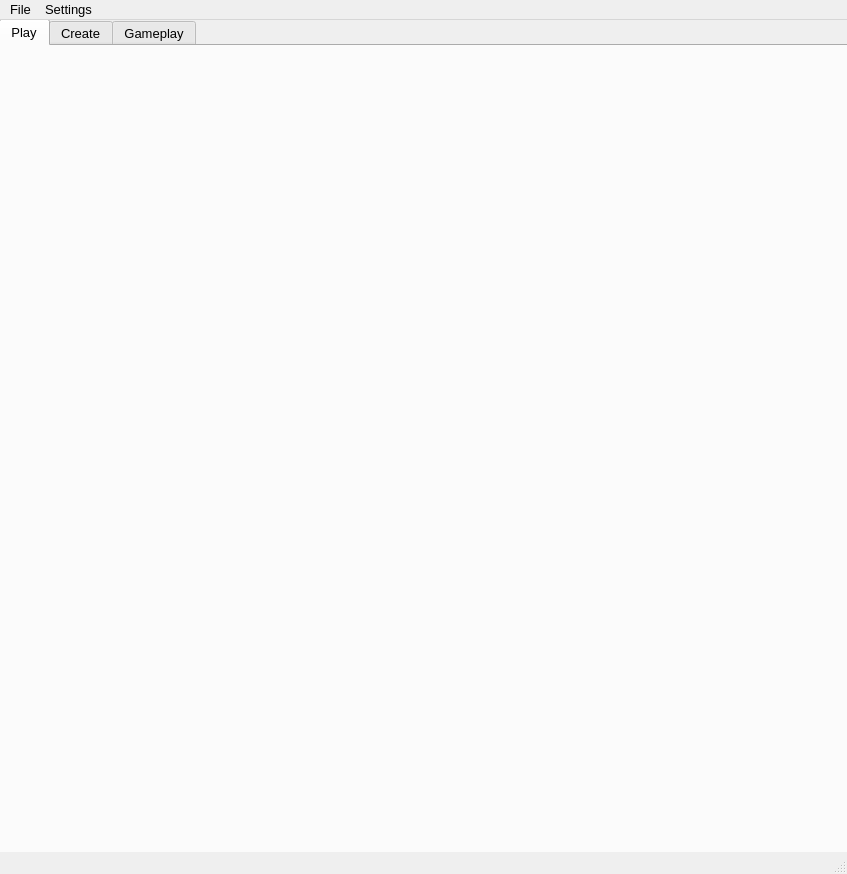
The window that app/Window.ui (St33f3n/VisualAutomationBot) describes before a commit, drawn with Qt 5.
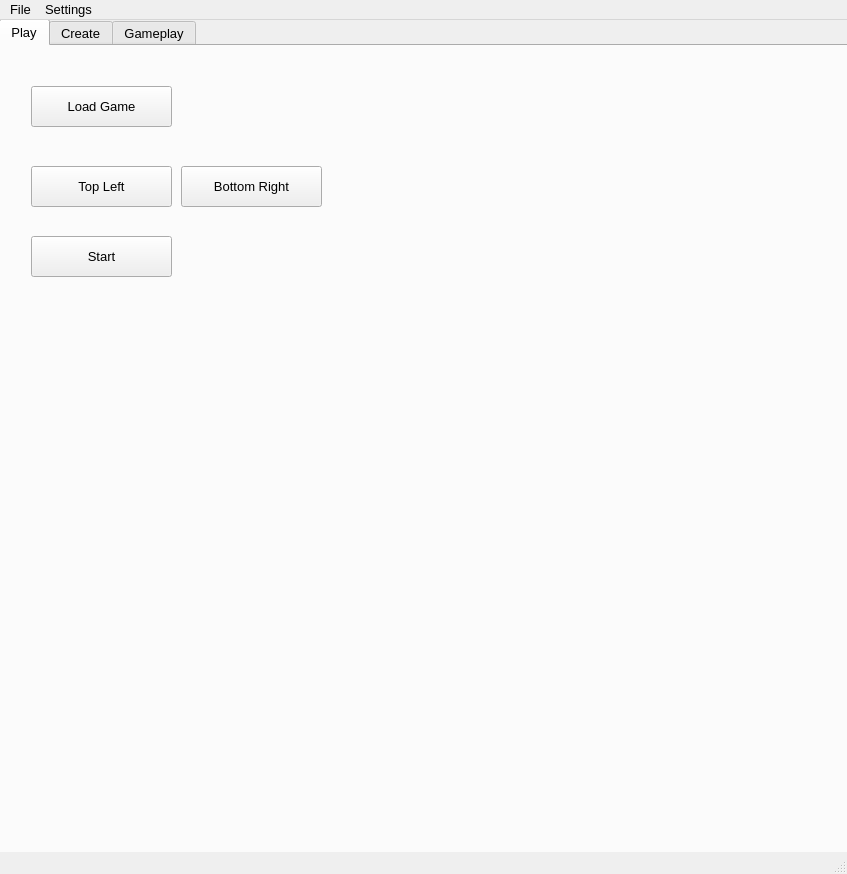
The same window after the commit. The open tabs and pages were chosen to show the change.

```diff
--- a/app/Window.ui
+++ b/app/Window.ui
@@ -43,6 +43,58 @@
      <attribute name="title">
       <string>Play</string>
      </attribute>
+     <widget class="QPushButton" name="loadGame">
+      <property name="geometry">
+       <rect>
+        <x>30</x>
+        <y>40</y>
+        <width>141</width>
+        <height>41</height>
+       </rect>
+      </property>
+      <property name="text">
+       <string>Load Game</string>
+      </property>
+     </widget>
+     <widget class="QPushButton" name="topLeft">
+      <property name="geometry">
+       <rect>
+        <x>30</x>
+        <y>120</y>
+        <width>141</width>
+        <height>41</height>
+       </rect>
+      </property>
+      <property name="text">
+       <string>Top Left</string>
+      </property>
+     </widget>
+     <widget class="QPushButton" name="bottomRight">
+      <property name="geometry">
+       <rect>
+        <x>180</x>
+        <y>120</y>
+        <width>141</width>
+        <height>41</height>
+       </rect>
+      </property>
+      <property name="text">
+       <string>Bottom Right</string>
+      </property>
+     </widget>
+     <widget class="QPushButton" name="start_stop">
+      <property name="geometry">
+       <rect>
+        <x>30</x>
+        <y>190</y>
+        <width>141</width>
+        <height>41</height>
+       </rect>
+      </property>
+      <property name="text">
+       <string>Start</string>
+      </property>
+     </widget>
     </widget>
     <widget class="QWidget" name="tab">
      <attribute name="title">
```
Left out of the diff: 70 changed lines with no effect on the pictures.
